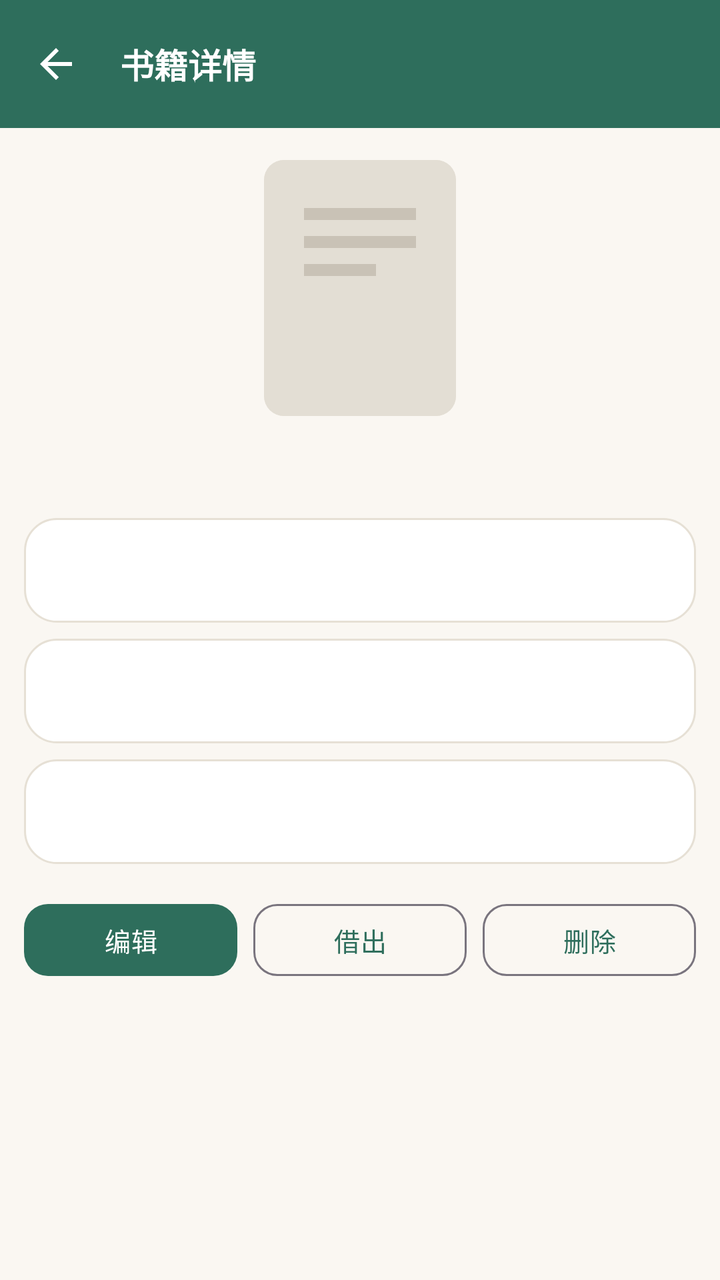
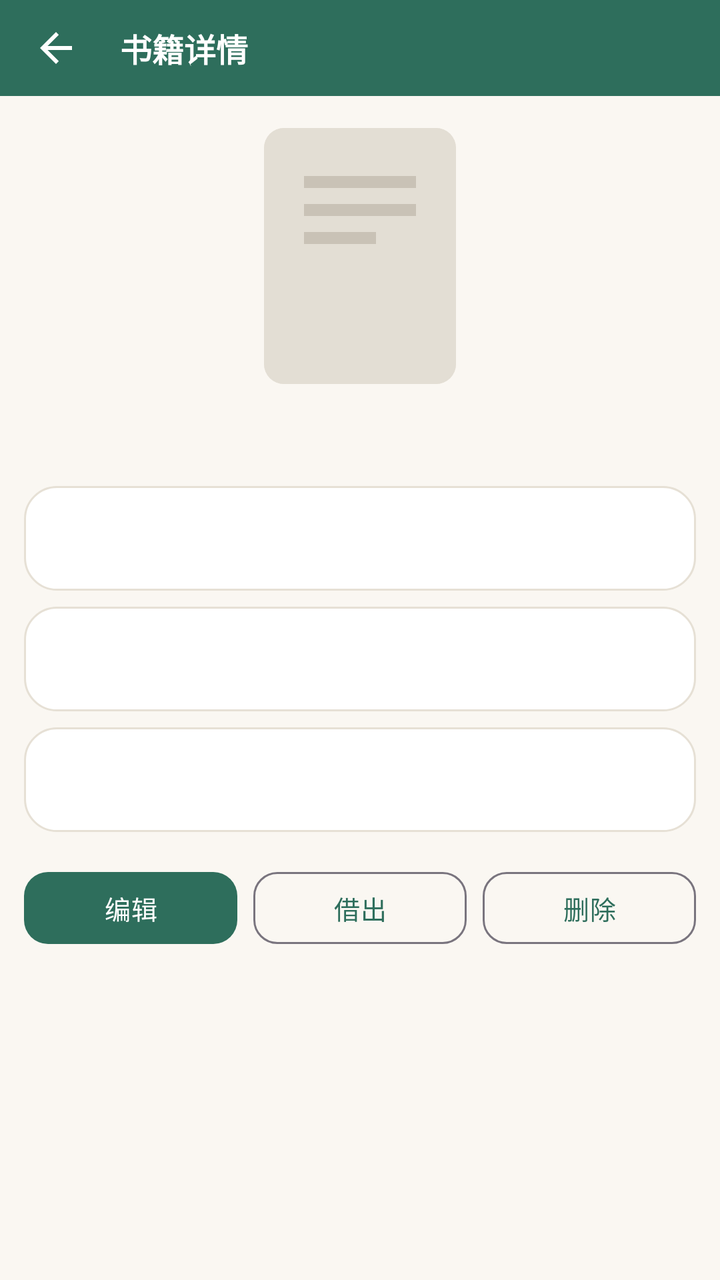

An Android layout rendered at two revisions. The XML below is the earlier revision; the diff shows what the commit changed to produce the second picture.
<!-- AndroidManifest.xml: application theme Theme.Bookshelf -->
<!-- res/layout/activity_book_detail.xml -->
<?xml version="1.0" encoding="utf-8"?>
<LinearLayout xmlns:android="http://schemas.android.com/apk/res/android"
    xmlns:app="http://schemas.android.com/apk/res-auto"
    android:layout_width="match_parent"
    android:layout_height="match_parent"
    android:orientation="vertical">

    <com.google.android.material.appbar.MaterialToolbar
        android:id="@+id/toolbar"
        style="@style/Widget.Bookshelf.Toolbar"
        android:layout_width="match_parent"
        android:layout_height="?attr/actionBarSize"
        app:navigationIcon="@drawable/ic_back"
        app:title="书籍详情" />

    <androidx.core.widget.NestedScrollView
        android:layout_width="match_parent"
        android:layout_height="0dp"
        android:layout_weight="1">

                <androidx.constraintlayout.widget.ConstraintLayout
            android:layout_width="match_parent"
            android:layout_height="wrap_content">

<LinearLayout
            android:layout_width="0dp"
            android:layout_height="wrap_content"
            android:orientation="vertical"
            android:gravity="center_horizontal"
            android:paddingHorizontal="@dimen/page_padding"
            android:paddingTop="@dimen/space_lg"
            android:paddingBottom="@dimen/space_xl"
                    app:layout_constraintWidth_max="@dimen/content_max_width"
                    app:layout_constraintStart_toStartOf="parent"
                    app:layout_constraintEnd_toEndOf="parent"
                    app:layout_constraintHorizontal_bias="0.5"
                    app:layout_constraintTop_toTopOf="parent"
                    app:layout_constraintBottom_toBottomOf="parent"
                >

            <ImageView
                android:id="@+id/iv_cover"
                android:layout_width="96dp"
                android:layout_height="128dp"
                android:background="@drawable/bg_cover"
                    android:clipToOutline="true"
                android:scaleType="centerCrop"
                android:src="@drawable/ic_cover_placeholder" />

            <TextView
                android:id="@+id/tv_title"
                android:layout_width="wrap_content"
                android:layout_height="wrap_content"
                android:layout_marginTop="@dimen/space_md"
                android:textSize="@dimen/text_title"
                android:textStyle="bold"
                android:textColor="?attr/on_surface"
                android:gravity="center" />

            
            <TextView
                android:id="@+id/tv_info"
                android:layout_width="match_parent"
                android:layout_height="wrap_content"
                android:layout_marginTop="@dimen/space_md"
                android:background="@drawable/bg_card"
                android:padding="@dimen/space_lg"
                android:textSize="@dimen/text_body"
                android:lineSpacingMultiplier="1.6"
                android:textColor="?attr/on_surface" />

            
            <TextView
                android:id="@+id/tv_core"
                android:layout_width="match_parent"
                android:layout_height="wrap_content"
                android:layout_marginTop="@dimen/space_sm"
                android:background="@drawable/bg_card"
                android:padding="@dimen/space_lg"
                android:textSize="@dimen/text_body"
                android:lineSpacingMultiplier="1.6"
                android:textColor="?attr/on_surface" />

            
            <TextView
                android:id="@+id/tv_manage"
                android:layout_width="match_parent"
                android:layout_height="wrap_content"
                android:layout_marginTop="@dimen/space_sm"
                android:background="@drawable/bg_card"
                android:padding="@dimen/space_lg"
                android:textSize="@dimen/text_body"
                android:lineSpacingMultiplier="1.6"
                android:textColor="?attr/on_surface" />

            
            <TextView
                android:id="@+id/tv_manage_lend_note"
                android:layout_width="match_parent"
                android:layout_height="wrap_content"
                android:layout_marginTop="@dimen/space_xs"
                android:background="@drawable/bg_card"
                android:foreground="?attr/selectableItemBackground"
                android:clickable="true"
                android:focusable="true"
                android:padding="@dimen/space_lg"
                android:textSize="@dimen/text_body"
                android:lineSpacingMultiplier="1.6"
                android:textColor="?attr/on_surface"
                android:visibility="gone" />

            
            <TextView
                android:id="@+id/row_manage_lend_note_images"
                android:layout_width="match_parent"
                android:layout_height="wrap_content"
                android:layout_marginTop="@dimen/space_xs"
                android:background="@drawable/bg_card"
                android:foreground="?attr/selectableItemBackground"
                android:clickable="true"
                android:focusable="true"
                android:padding="@dimen/space_lg"
                android:text="借出备注图片"
                android:textSize="@dimen/text_body"
                android:textColor="?attr/on_primary_container"
                android:visibility="gone" />

            <LinearLayout
                android:id="@+id/container_manage_lend_note_images"
                android:layout_width="match_parent"
                android:layout_height="wrap_content"
                android:layout_marginTop="4dp"
                android:orientation="vertical"
                android:visibility="gone" />

            
            <TextView
                android:id="@+id/tv_note"
                android:layout_width="match_parent"
                android:layout_height="wrap_content"
                android:layout_marginTop="@dimen/space_sm"
                android:background="@drawable/bg_card"
                android:padding="@dimen/space_lg"
                android:textSize="@dimen/text_body"
                android:lineSpacingMultiplier="1.6"
                android:textColor="?attr/on_surface"
                android:maxLines="3"
                android:ellipsize="end"
                android:visibility="gone" />

            
            <TextView
                android:id="@+id/row_note_images"
                android:layout_width="match_parent"
                android:layout_height="wrap_content"
                android:layout_marginTop="@dimen/space_xs"
                android:background="@drawable/bg_card"
                android:foreground="?attr/selectableItemBackground"
                android:clickable="true"
                android:focusable="true"
                android:padding="@dimen/space_lg"
                android:text="备注图片"
                android:textSize="@dimen/text_body"
                android:textColor="?attr/on_primary_container"
                android:visibility="gone" />

            <LinearLayout
                android:id="@+id/container_note_images"
                android:layout_width="match_parent"
                android:layout_height="wrap_content"
                android:layout_marginTop="4dp"
                android:orientation="vertical"
                android:visibility="gone" />

            
            <LinearLayout
                android:id="@+id/container_copies"
                android:layout_width="match_parent"
                android:layout_height="wrap_content"
                android:layout_marginTop="@dimen/space_xs"
                android:background="@drawable/bg_card"
                android:orientation="vertical"
                android:padding="@dimen/space_lg"
                android:visibility="gone" />

            
            <TextView
                android:id="@+id/row_borrow_history"
                android:layout_width="match_parent"
                android:layout_height="wrap_content"
                android:layout_marginTop="@dimen/space_sm"
                android:background="@drawable/bg_card"
                android:foreground="?attr/selectableItemBackground"
                android:clickable="true"
                android:focusable="true"
                android:padding="@dimen/space_lg"
                android:text="借出记录 ›"
                android:textSize="@dimen/text_body"
                android:textColor="?attr/on_primary_container"
                android:visibility="gone" />

            
            <TextView
                android:id="@+id/tv_tags_label"
                android:layout_width="wrap_content"
                android:layout_height="wrap_content"
                android:layout_marginTop="@dimen/space_md"
                android:text="标签"
                android:textStyle="bold"
                android:textColor="?attr/on_primary_container"
                android:visibility="gone" />

            <com.google.android.material.chip.ChipGroup
                android:id="@+id/chip_group_tags"
                android:layout_width="match_parent"
                android:layout_height="wrap_content"
                android:layout_marginTop="4dp"
                app:chipSpacingHorizontal="8dp"
                app:singleLine="false"
                android:visibility="gone" />

            
            <TextView
                android:id="@+id/tv_summary"
                android:layout_width="match_parent"
                android:layout_height="wrap_content"
                android:layout_marginTop="@dimen/space_sm"
                android:textSize="@dimen/text_body_small"
                android:lineSpacingMultiplier="1.4"
                android:textColor="?attr/on_surface_variant"
                android:visibility="gone" />

            
            <LinearLayout
                android:layout_width="match_parent"
                android:layout_height="wrap_content"
                android:layout_marginTop="16dp"
                android:layout_marginBottom="@dimen/space_xl"
                android:orientation="horizontal">

                <com.google.android.material.button.MaterialButton
                    android:id="@+id/btn_edit"
                    android:layout_width="0dp"
                    android:layout_height="wrap_content"
                    android:layout_weight="1"
                    android:text="@string/action_edit" />

                <com.google.android.material.button.MaterialButton
                    android:id="@+id/btn_lend"
                    android:layout_width="0dp"
                    android:layout_height="wrap_content"
                    android:layout_weight="1"
                    android:layout_marginStart="8dp"
                    android:text="借出"
                    style="@style/Widget.Bookshelf.Button.Outlined" />

                <com.google.android.material.button.MaterialButton
                    android:id="@+id/btn_delete"
                    android:layout_width="0dp"
                    android:layout_height="wrap_content"
                    android:layout_weight="1"
                    android:layout_marginStart="8dp"
                    android:text="@string/action_delete"
                    style="@style/Widget.Bookshelf.Button.Outlined" />
            </LinearLayout>
        </LinearLayout>
        </androidx.constraintlayout.widget.ConstraintLayout>
    </androidx.core.widget.NestedScrollView>
</LinearLayout>
<!-- resources referenced by this layout -->
<resources>
  <dimen name="content_max_width">9999dp</dimen>
  <dimen name="page_padding">12dp</dimen>
  <dimen name="space_lg">16dp</dimen>
  <dimen name="space_md">12dp</dimen>
  <dimen name="space_sm">8dp</dimen>
  <dimen name="space_xl">20dp</dimen>
  <dimen name="space_xs">4dp</dimen>
  <dimen name="text_body">15sp</dimen>
  <dimen name="text_body_small">13sp</dimen>
  <dimen name="text_title">20sp</dimen>
  <!-- drawable bg_card (drawable) -->
  <?xml version="1.0" encoding="utf-8"?>
  <shape xmlns:android="http://schemas.android.com/apk/res/android" android:shape="rectangle">
      <solid android:color="?attr/surface" />
      <stroke android:width="1dp" android:color="?attr/outline" />
      <corners android:radius="@dimen/card_corner" />
  </shape>
  <!-- drawable bg_cover (drawable) -->
  <?xml version="1.0" encoding="utf-8"?>
  <shape xmlns:android="http://schemas.android.com/apk/res/android" android:shape="rectangle">
      <solid android:color="@color/cover_placeholder_bg" />
      <corners android:radius="10dp" />
  </shape>
  <!-- drawable ic_back (drawable) -->
  <vector xmlns:android="http://schemas.android.com/apk/res/android"
      android:width="24dp" android:height="24dp"
      android:viewportWidth="24" android:viewportHeight="24"
      android:autoMirrored="true">
      <path
          android:fillColor="#FFFFFFFF"
          android:pathData="M20,11L7.8,11l5.6,-5.6L12,4l-8,8 8,8 1.4,-1.4L7.8,13L20,13z" />
  </vector>
  <string name="action_delete">删除</string>
  <string name="action_edit">编辑</string>
  <style name="Widget.Bookshelf.Toolbar" parent="Widget.Material3.Toolbar">
          <item name="android:background">?attr/colorPrimary</item>
          <item name="titleTextColor">@color/white</item>
          <item name="titleTextAppearance">@style/TextAppearance.Bookshelf.ToolbarTitle</item>
          <item name="navigationIconTint">@color/white</item>
          <item name="android:elevation">0dp</item>
      </style>
  <dimen name="card_corner">16dp</dimen>
  <color name="cover_placeholder_bg">#E9E3D8</color>
  <style name="ShapeAppearance.Bookshelf.Medium" parent="ShapeAppearance.Material3.Corner.Medium">
          <item name="cornerSize">@dimen/radius_md</item>
      </style>
  <dimen name="radius_md">12dp</dimen>
  <color name="white">#FFFFFF</color>
  <style name="TextAppearance.Bookshelf.ToolbarTitle" parent="TextAppearance.Material3.TitleLarge">
          <item name="android:textSize">@dimen/text_headline</item>
          <item name="android:textStyle">bold</item>
          <item name="android:textColor">@color/white</item>
      </style>
  <color name="primary">#2E6E5C</color>
  <color name="primary_dark">#1F4D40</color>
  <color name="accent">#C08A3E</color>
  <color name="chip_bg">#E8F0ED</color>
  <color name="green_container">#E6F0EC</color>
  <color name="green_on_container">#1C4A3E</color>
  <dimen name="text_headline">17sp</dimen>
  <color name="bg_page">#FAF7F2</color>
  <color name="surface">#FFFFFF</color>
  <color name="surface_dim">#F4F0E9</color>
  <color name="outline">#E6E0D5</color>
  <color name="outline_strong">#CFC5B4</color>
  <color name="text_main">#2B2B2B</color>
  <color name="text_sub">#8A8A8A</color>
  <style name="Widget.Bookshelf.Button" parent="Widget.Material3.Button">
          <item name="shapeAppearance">@style/ShapeAppearance.Bookshelf.Medium</item>
          <item name="android:textSize">@dimen/text_body_small</item>
          <item name="android:letterSpacing">0.02</item>
          <item name="android:minHeight">44dp</item>
          <item name="cornerRadius">@dimen/radius_md</item>
      </style>
  <style name="Widget.Bookshelf.MaterialCard" parent="Widget.Material3.CardView.Outlined">
          <item name="cardCornerRadius">@dimen/card_corner</item>
          <item name="cardElevation">0dp</item>
          <item name="strokeColor">?attr/outline</item>
          <item name="strokeWidth">1dp</item>
      </style>
  <!-- unchanged entries left out for length: 5 -->
</resources>

<!-- the commit's change to res/layout/activity_book_detail.xml (unified diff, before → after) -->
@@ -9,7 +9,7 @@
         android:id="@+id/toolbar"
         style="@style/Widget.Bookshelf.Toolbar"
         android:layout_width="match_parent"
-        android:layout_height="?attr/actionBarSize"
+        android:layout_height="@dimen/toolbar_h"
         app:navigationIcon="@drawable/ic_back"
         app:title="书籍详情" />
 
<!-- resource entries referenced after the edit -->
@@ -10,6 +10,7 @@
   <dimen name="text_body">15sp</dimen>
   <dimen name="text_body_small">13sp</dimen>
   <dimen name="text_title">20sp</dimen>
+  <dimen name="toolbar_h">48dp</dimen>
   <!-- drawable bg_card (drawable) -->
   <?xml version="1.0" encoding="utf-8"?>
   <shape xmlns:android="http://schemas.android.com/apk/res/android" android:shape="rectangle">
@@ -49,7 +50,7 @@
   <dimen name="radius_md">12dp</dimen>
   <color name="white">#FFFFFF</color>
   <style name="TextAppearance.Bookshelf.ToolbarTitle" parent="TextAppearance.Material3.TitleLarge">
-          <item name="android:textSize">@dimen/text_headline</item>
+          <item name="android:textSize">@dimen/text_title_toolbar</item>
           <item name="android:textStyle">bold</item>
           <item name="android:textColor">@color/white</item>
       </style>
@@ -59,7 +60,7 @@
   <color name="chip_bg">#E8F0ED</color>
   <color name="green_container">#E6F0EC</color>
   <color name="green_on_container">#1C4A3E</color>
-  <dimen name="text_headline">17sp</dimen>
+  <dimen name="text_title_toolbar">16sp</dimen>
   <color name="bg_page">#FAF7F2</color>
   <color name="surface">#FFFFFF</color>
   <color name="surface_dim">#F4F0E9</color>
